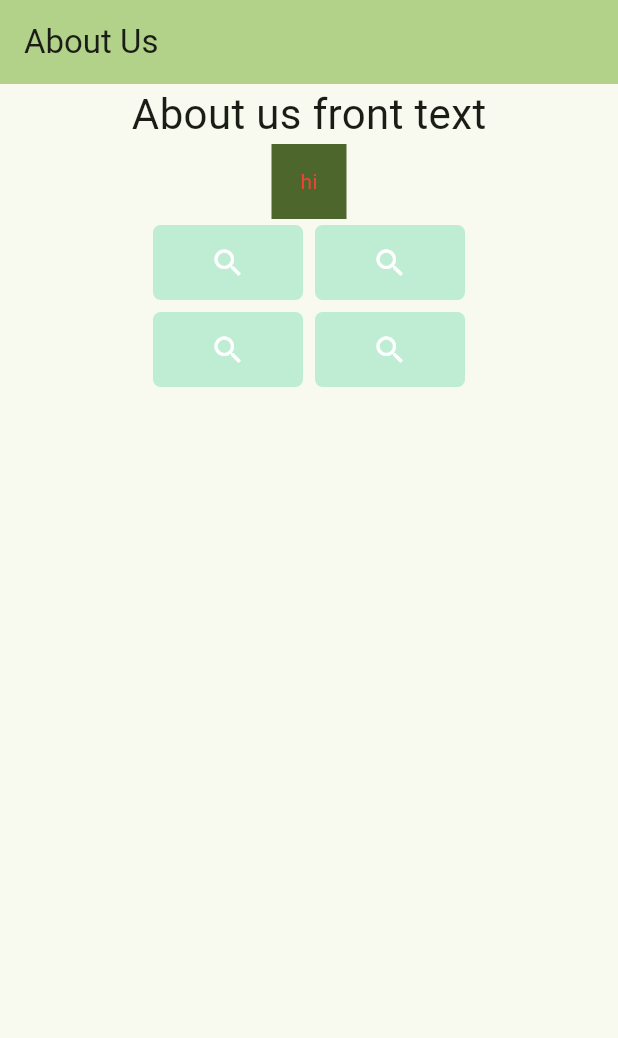
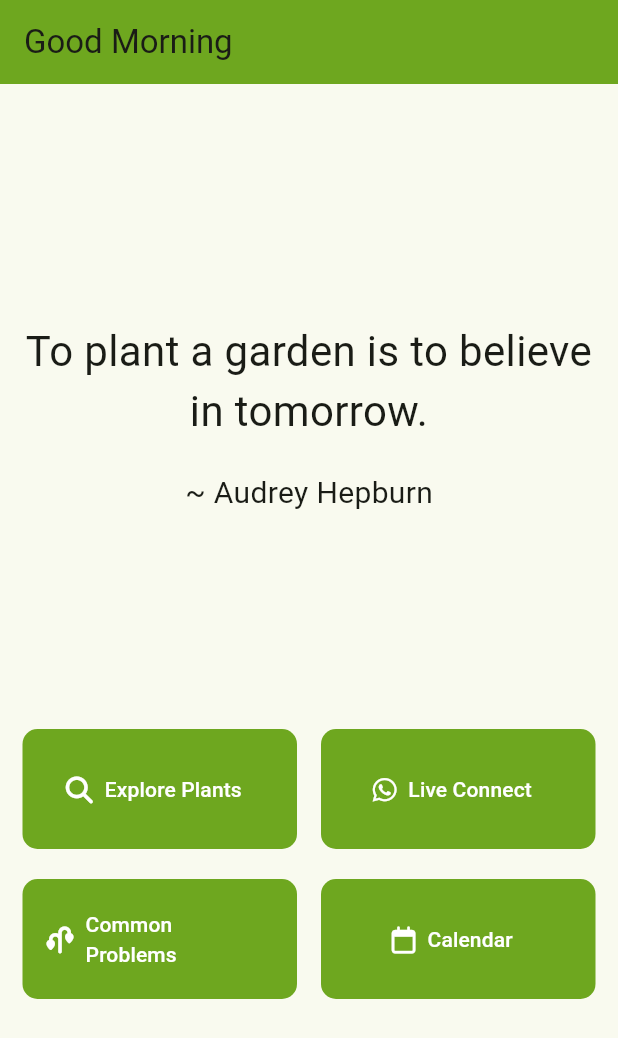
Before and after one commit to FGXB1/plant_doctor, a Flutter app: the screen it shows after launch, on a phone screen of 412 x 824 dp. Shown: the top 1038 px of the screen. Run offline on Flutter 3.47's test engine with Material 3 defaults, Android fonts, the phone set to English and light mode, and no system bars; our stand-ins replace font_awesome_flutter.

Commit message:
created home page foundation, removed about page code since there wasn't anything meaningful, cleaned up code

```diff
--- a/lib/homepage.dart
+++ b/lib/homepage.dart
@@ -1,36 +1,96 @@
-import 'dart:ffi';
+// ignore_for_file: must_be_immutable
 
 import 'package:flutter/material.dart';
-import 'package:flutter/widgets.dart';
+import 'package:plant_doctor/main.dart';
+import 'package:font_awesome_flutter/font_awesome_flutter.dart';
 
-class Buttons extends StatelessWidget {
-  const Buttons({super.key, required this.cardText});
-  final String cardText;
+class Homepage extends StatelessWidget {
+  Homepage({super.key});
+  var hour = DateTime.now().hour;
 
   @override
   Widget build(BuildContext context) {
-    return const Card.filled(
-      shape: RoundedRectangleBorder(
-          borderRadius: BorderRadius.all(Radius.circular(5.0))),
-      color: Color(0xFFBEEDD4),
-      child: SizedBox(
-        height: 50,
-        width: 100,
-        child: Padding(
-          padding: EdgeInsets.all(8.0),
-          child: Center(
-            // child: Text(
-            //   cardText,
-            //   style: const TextStyle(fontSize: 12),
-            // )
-            child: Icon(
-              Icons.search,
-              color: Colors.white,
-              semanticLabel: "Explore Plants",
+    return Scaffold(
+      appBar: AppBar(
+        title: Text(hour < 12 ? 'Good Morning' : 'Good Evening'),
+        backgroundColor: kColorScheme.primary,
+      ),
+      body: const Padding(
+        padding: EdgeInsets.all(15.0),
+        child: Column(
+          mainAxisAlignment: MainAxisAlignment.spaceEvenly,
+          children: [
+            Column(
+              children: [
+                Text(
+                  'To plant a garden is to believe in tomorrow.',
+                  style: TextStyle(fontSize: 28),
+                  textAlign: TextAlign.center,
+                ),
+                SizedBox(height: 20,),
+                Text('~ Audrey Hepburn', style: TextStyle(fontSize: 20)),
+              ],
             ),
-          ),
+            Column(
+              children: [
+                Row(
+                  mainAxisAlignment: MainAxisAlignment.center,
+                  children: [
+                    Buttons(
+                      cardText: 'Explore Plants',
+                      icon: FontAwesomeIcons.magnifyingGlass,
+                    ),
+                    Padding(padding: EdgeInsets.all(8.0)),
+                    Buttons(
+                      cardText: 'Live Connect',
+                      icon: FontAwesomeIcons.whatsapp,
+                    ),
+                  ],
+                ),
+                SizedBox(height: 20),
+                Row(
+                  mainAxisAlignment: MainAxisAlignment.center,
+                  children: [
+                    Buttons(
+                      cardText: 'Common Problems',
+                      icon: FontAwesomeIcons.plantWilt,
+                    ),
+                    Padding(padding: EdgeInsets.all(8.0)),
+                    Buttons(
+                      cardText: 'Calendar',
+                      icon: FontAwesomeIcons.calendar,
+                    ),
+                  ],
+                ),
+              ],
+            ),
+          ],
         ),
       ),
     );
   }
 }
+
+class Buttons extends StatelessWidget {
+  const Buttons({super.key, required this.cardText, required this.icon});
+  final String cardText;
+  final IconData icon;
+
+  @override
+  Widget build(BuildContext context) {
+    return Expanded(
+      flex: 1,
+      child: SizedBox(
+        height: 80,
+        child: FilledButton.icon(
+            onPressed: () {},
+            label: Text(cardText),
+            icon: FaIcon(icon),
+            style: FilledButton.styleFrom(
+              shape: RoundedRectangleBorder(
+                  borderRadius: BorderRadius.circular(10.0)),
+            )),
+      ),
+    );
+  }
+}
--- a/lib/main.dart
+++ b/lib/main.dart
@@ -6,25 +6,12 @@
 }
 
 var kColorScheme = ColorScheme.fromSeed(seedColor: const Color(0xFF6EA71F)).copyWith(
-  onSecondary: Colors.red
+  primary: const Color(0xFF6EA71F)
 );
-
-class StyledText extends StatelessWidget {
-  const StyledText({super.key});
-
-  @override
-  Widget build(BuildContext context) {
-    return const Text(
-      'Hello World',
-      style: TextStyle(color: Colors.green, fontSize: 28),
-    );
-  }
-}
 
 class MyApp extends StatelessWidget {
   const MyApp({super.key});
 
-  // This widget is the root of your application.
   @override
   Widget build(BuildContext context) {
     return MaterialApp(
@@ -33,63 +20,7 @@
         colorScheme: kColorScheme,
         useMaterial3: true,
       ),
-      home: const AboutPage(title: 'About Us'),
+      home: Homepage(),
     );
   }
 }
-
-class AboutPage extends StatelessWidget {
-  const AboutPage({super.key, required this.title});
-  final String title;
-
-  @override
-  Widget build(BuildContext context) {
-    return Scaffold(
-      appBar: AppBar(
-        backgroundColor: kColorScheme.inversePrimary,
-        title: Text(title),
-        ),
-      body: Center(
-        child: Column(
-          children: [
-            const Center(
-              child: Text(
-                'About us front text',
-              style: TextStyle(
-                  fontSize: 28
-                ),
-              ),
-            ),
-            Container(
-              height: 50,
-              width: 50,
-              color: kColorScheme.primary,
-              child: Center(
-                child: Text(
-                  "hi",
-                  style: TextStyle(
-                    color: kColorScheme.onSecondary,
-                  ),
-                )
-              ),
-            ),
-            const Row(
-              mainAxisAlignment: MainAxisAlignment.center,
-
-              children: [
-                Buttons(cardText: 'Explore Plants'),
-                Buttons(cardText: 'Explore Plants')
-            ],),
-            const Row(
-              mainAxisAlignment: MainAxisAlignment.center,
-              children: [
-                Buttons(cardText: 'Explore Plants'),
-                Buttons(cardText: 'Explore Plants')
-            ],),
-
-          ],
-        ),
-      ),
-    );
-  }
-}
--- a/pubspec.yaml
+++ b/pubspec.yaml
@@ -30,6 +30,7 @@ environment:
 dependencies:
   flutter:
     sdk: flutter
+  font_awesome_flutter: ^10.7.0
 
 
   # The following adds the Cupertino Icons font to your application.
```
Also changed, not shown: pubspec.lock.
